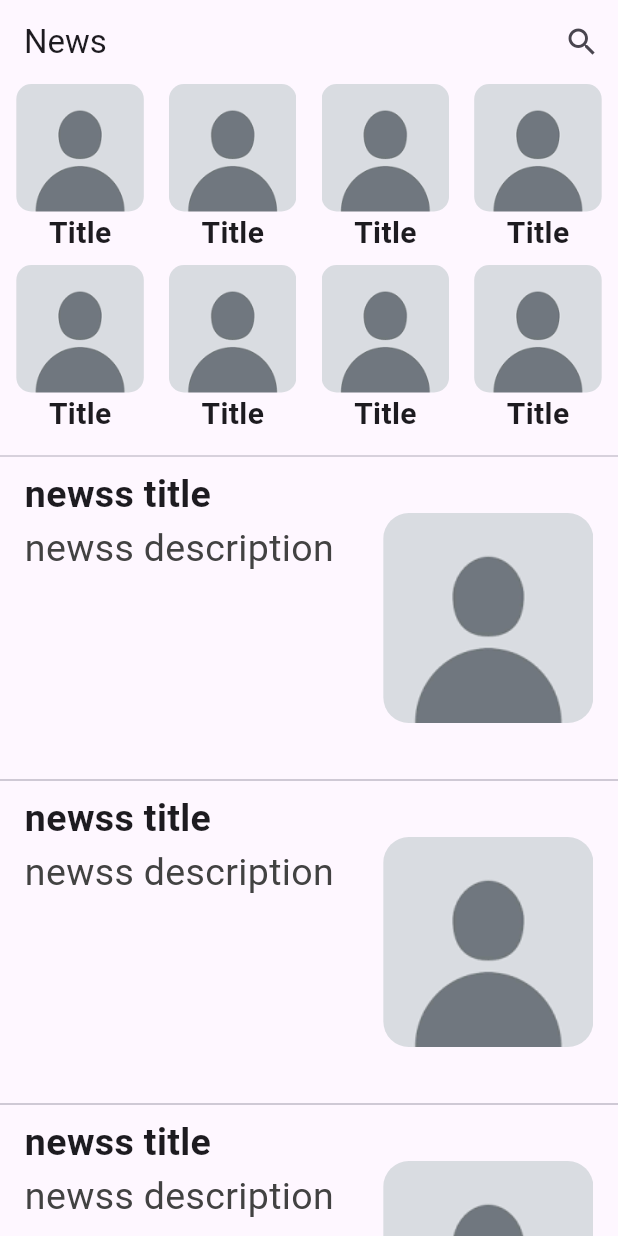
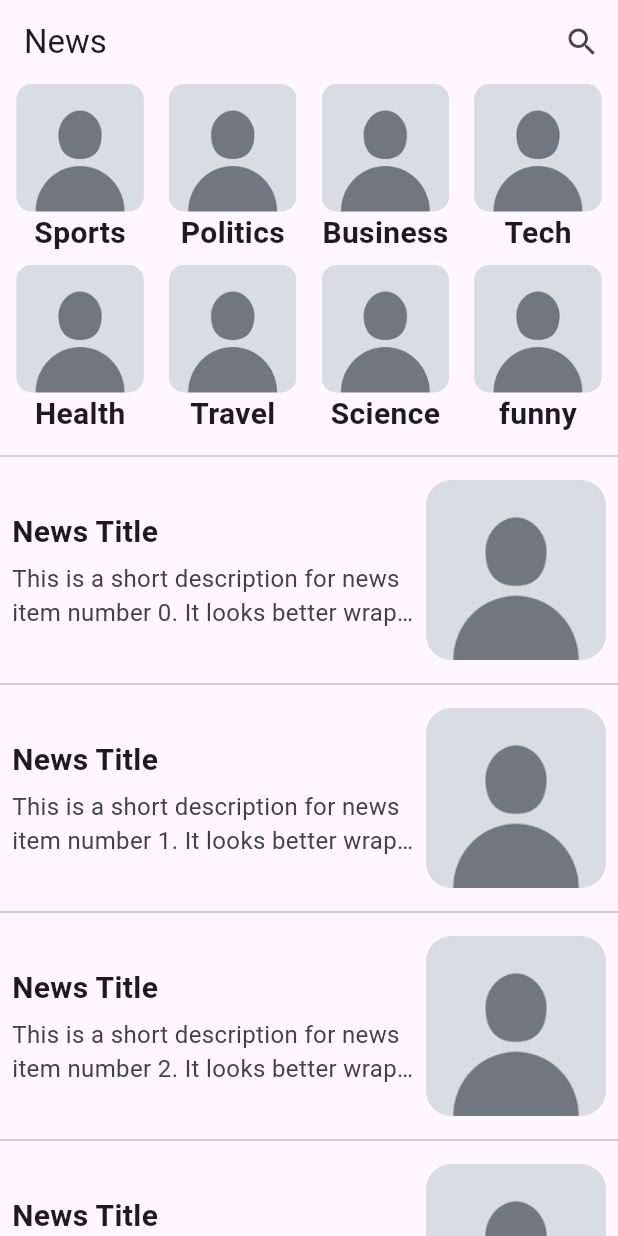
Before and after one commit to M7M00Dz/flutter_application_1, a Flutter app: the screen it shows after launch, on a phone screen of 412 x 824 dp. Run offline on Flutter 3.47's test engine with Material 3 defaults, Android fonts, the phone set to English and light mode, and no system bars.

Commit message:
Category News Screen

```diff
--- a/lib/main.dart
+++ b/lib/main.dart
@@ -4,8 +4,17 @@ void main() {
   runApp(NewsApp());
 }
 
+
+
+
+
 class NewsApp extends StatelessWidget {
-  const NewsApp({Key? key}) : super(key: key);
+   NewsApp({Key? key}) : super(key: key);
+
+  final List<String> categories = [
+  "Sports", "Politics", "Business", "Tech",
+  "Health", "Travel", "Science", "funny",
+];
 
   @override
   Widget build(BuildContext context) {
@@ -47,8 +56,8 @@ class NewsApp extends StatelessWidget {
                             ),
                           ),
                         ),
-                        const Text(
-                          "Title",
+                         Text(
+                          categories[index],
                           style: TextStyle(
                             fontWeight: FontWeight.bold,
                             fontSize: 20,
@@ -63,57 +72,61 @@ class NewsApp extends StatelessWidget {
                   ),
                 ),
               ),
+
               Divider(thickness: 1),
 
              Expanded(
             child: ListView.separated(
               separatorBuilder: (context, index) => Divider(thickness: 1.2),
-                  itemBuilder: (context, index) => SizedBox(
-                    height: 200,
-                    width: 200,
+              itemCount: 10,
+              itemBuilder: (context, index) => Padding(
+                padding: const EdgeInsets.all(8.0),
                 child: Row(
-                      mainAxisAlignment: MainAxisAlignment.spaceAround,
                   children: [
-                        Column(
+
+                    Expanded(
+                      child: Column(
                         crossAxisAlignment: CrossAxisAlignment.start,
                         children: [
                           Text(
-                              "newss title",
+                            "News Title ",
                             style: TextStyle(
                               fontWeight: FontWeight.w600,
-                                fontSize: 25,
+                              fontSize: 20,
                             ),
+                            maxLines: 1,
+                            overflow: TextOverflow.ellipsis,
                           ),
+                          SizedBox(height: 5),
                           Text(
-                              "newss description",
+                            "This is a short description for news item number $index. It looks better wrapped.",
                             style: TextStyle(
                               fontWeight: FontWeight.w400,
-                                fontSize: 25,
+                              fontSize: 16,
                               color: Colors.grey.shade800,
                             ),
+                            maxLines: 2,
+                            overflow: TextOverflow.ellipsis,
                           ),
                         ],
                       ),
-                        Container(
+                    ),
 
-                          height: 140,
-                          width: 140,
-                          decoration: BoxDecoration(
+
+                       ClipRRect(
                          borderRadius: BorderRadius.circular(17),
-                            image: DecorationImage(
-                              image: AssetImage("assets/image.png"),
+                         child: Image.asset(
+                           "assets/image.png",
+                           height: 120,
+                           width: 120,
                            fit: BoxFit.cover,
-                            ),
                          ),
                        ),
                      ],
                    ),
                  ),
-
-                  itemCount: 10,
-                  shrinkWrap: true,
                ),
-              ),
+             )
             ],
           ),
         ),
```
Lines whose indentation alone changed are shown as unchanged.
